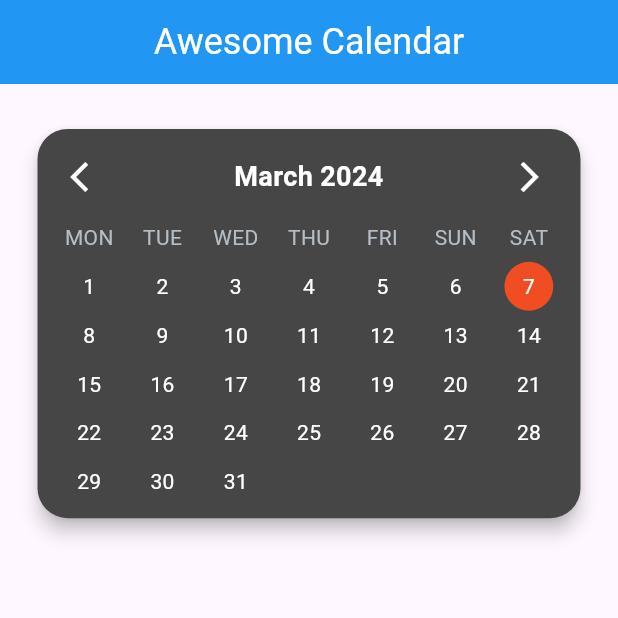
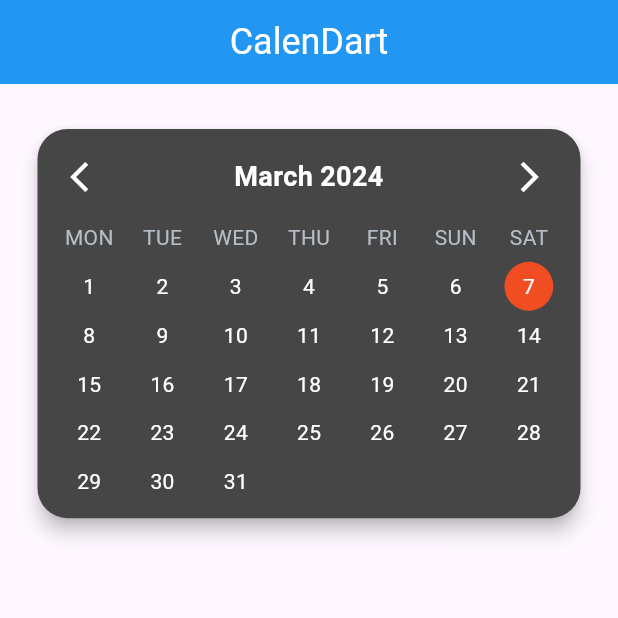
Before and after one commit to inesachour/awesome_calendart, a Flutter app: the screen it shows after launch, on a phone screen of 412 x 824 dp, the top half of it. Run offline on Flutter 3.47's test engine with Material 3 defaults, Android fonts, the phone set to English and light mode, and no system bars.

Commit message:
change name

```diff
--- a/example/lib/main.dart
+++ b/example/lib/main.dart
@@ -30,7 +30,7 @@ class _CalendarState extends State<Calendar> {
   Widget build(BuildContext context) {
     return Scaffold(
       appBar: AppBar(
-        title: const Center(child: Text("Awesome Calendar")),
+        title: const Center(child: Text("CalenDart")),
         titleTextStyle: const TextStyle(color: Colors.white, fontSize: 24),
         backgroundColor: Colors.blue,
       ),
```
